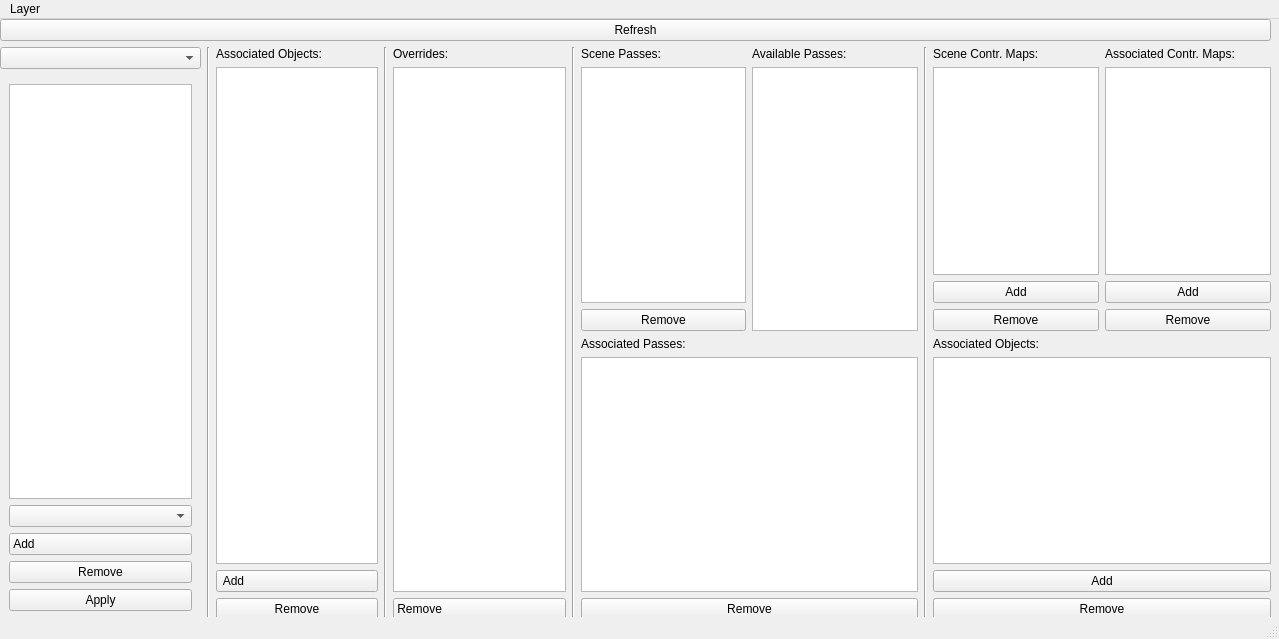
Old version of the form Maya/Python/digital37/maya/lighting/MRRenderLayerPassManager.ui in the repository Meglen56/digital37.
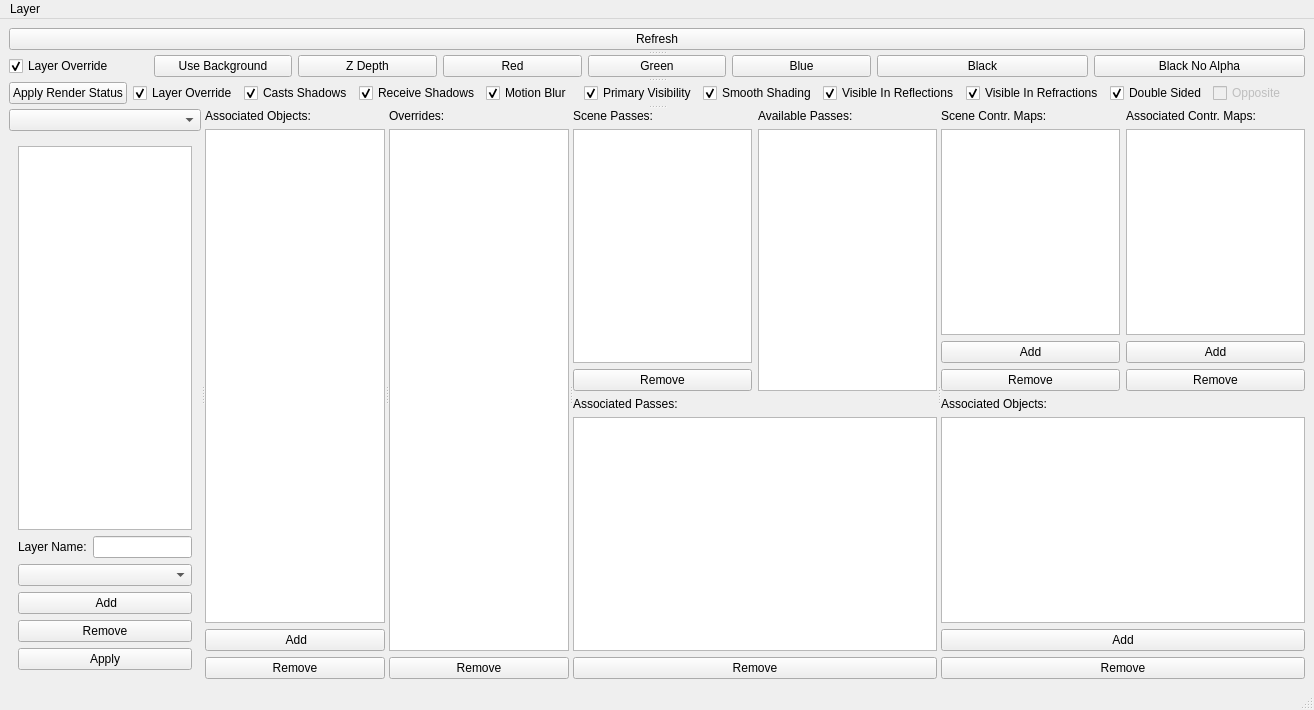
New version of the form.

Diff of the .ui file:
```diff
--- a/Maya/Python/digital37/maya/lighting/MRRenderLayerPassManager.ui
+++ b/Maya/Python/digital37/maya/lighting/MRRenderLayerPassManager.ui
@@ -6,8 +6,8 @@
    <rect>
     <x>0</x>
     <y>0</y>
-    <width>1279</width>
-    <height>639</height>
+    <width>1314</width>
+    <height>710</height>
    </rect>
   </property>
   <property name="font">
@@ -22,30 +22,232 @@
    <locale language="English" country="UnitedStates"/>
   </property>
   <widget class="QWidget" name="centralwidget">
-   <widget class="QWidget" name="">
-    <property name="geometry">
-     <rect>
-      <x>0</x>
-      <y>0</y>
-      <width>1271</width>
-      <height>601</height>
-     </rect>
-    </property>
-    <layout class="QVBoxLayout" name="verticalLayout_5">
-     <item>
-      <layout class="QHBoxLayout" name="horizontalLayout_MenuBar">
-       <item>
-        <widget class="QPushButton" name="pushButton_refresh">
-         <property name="text">
-          <string>Refresh</string>
-         </property>
-        </widget>
-       </item>
-      </layout>
-     </item>
-     <item>
-      <layout class="QHBoxLayout" name="horizontalLayout">
-       <item>
+   <layout class="QVBoxLayout" name="verticalLayout_3">
+    <item>
+     <widget class="QSplitter" name="splitter_2">
+      <property name="orientation">
+       <enum>Qt::Vertical</enum>
+      </property>
+      <widget class="QWidget" name="">
+       <layout class="QHBoxLayout" name="horizontalLayout_MenuBar">
+        <item>
+         <widget class="QPushButton" name="pushButton_refresh">
+          <property name="text">
+           <string>Refresh</string>
+          </property>
+         </widget>
+        </item>
+       </layout>
+      </widget>
+      <widget class="QWidget" name="layoutWidget_3">
+       <layout class="QHBoxLayout" name="horizontalLayout_10">
+        <property name="sizeConstraint">
+         <enum>QLayout::SetDefaultConstraint</enum>
+        </property>
+        <item>
+         <layout class="QHBoxLayout" name="horizontalLayout_createMaterials_04">
+          <item>
+           <widget class="QCheckBox" name="checkBox_layerOverride_materiral">
+            <property name="enabled">
+             <bool>true</bool>
+            </property>
+            <property name="text">
+             <string>Layer Override</string>
+            </property>
+            <property name="checked">
+             <bool>true</bool>
+            </property>
+           </widget>
+          </item>
+          <item>
+           <widget class="QPushButton" name="pushButton_CM_useBackground">
+            <property name="text">
+             <string>Use Background</string>
+            </property>
+           </widget>
+          </item>
+          <item>
+           <widget class="QPushButton" name="pushButton_CM_zDepth">
+            <property name="text">
+             <string>Z Depth</string>
+            </property>
+           </widget>
+          </item>
+         </layout>
+        </item>
+        <item>
+         <layout class="QHBoxLayout" name="horizontalLayout_createMaterials_03">
+          <item>
+           <widget class="QPushButton" name="pushButton_CM_red">
+            <property name="text">
+             <string>Red</string>
+            </property>
+           </widget>
+          </item>
+          <item>
+           <widget class="QPushButton" name="pushButton_CM_green">
+            <property name="text">
+             <string>Green</string>
+            </property>
+           </widget>
+          </item>
+          <item>
+           <widget class="QPushButton" name="pushButton_CM_blue">
+            <property name="text">
+             <string>Blue</string>
+            </property>
+           </widget>
+          </item>
+         </layout>
+        </item>
+        <item>
+         <layout class="QHBoxLayout" name="horizontalLayout_createMaterials_02">
+          <item>
+           <widget class="QPushButton" name="pushButton_CM_black">
+            <property name="text">
+             <string>Black</string>
+            </property>
+           </widget>
+          </item>
+          <item>
+           <widget class="QPushButton" name="pushButton_CM_blackNoAlpha">
+            <property name="text">
+             <string>Black No Alpha</string>
+            </property>
+           </widget>
+          </item>
+         </layout>
+        </item>
+       </layout>
+      </widget>
+      <widget class="QWidget" name="layoutWidget_4">
+       <layout class="QHBoxLayout" name="horizontalLayout_11">
+        <item>
+         <widget class="QPushButton" name="pushButton_RS_apply">
+          <property name="text">
+           <string>Apply Render Status</string>
+          </property>
+         </widget>
+        </item>
+        <item>
+         <widget class="QCheckBox" name="checkBox_layerOverride_status">
+          <property name="enabled">
+           <bool>true</bool>
+          </property>
+          <property name="text">
+           <string>Layer Override</string>
+          </property>
+          <property name="checked">
+           <bool>true</bool>
+          </property>
+         </widget>
+        </item>
+        <item>
+         <widget class="QCheckBox" name="checkBox_castsShadows">
+          <property name="enabled">
+           <bool>true</bool>
+          </property>
+          <property name="text">
+           <string>Casts Shadows</string>
+          </property>
+          <property name="checked">
+           <bool>true</bool>
+          </property>
+         </widget>
+        </item>
+        <item>
+         <widget class="QCheckBox" name="checkBox_receiveShadows">
+          <property name="text">
+           <string>Receive Shadows</string>
+          </property>
+          <property name="checked">
+           <bool>true</bool>
+          </property>
+         </widget>
+        </item>
+        <item>
+         <widget class="QCheckBox" name="checkBox_motionBlur">
+          <property name="text">
+           <string>Motion Blur</string>
+          </property>
+          <property name="checked">
+           <bool>true</bool>
+          </property>
+         </widget>
+        </item>
+        <item>
+         <widget class="QCheckBox" name="checkBox_primaryVisibility">
+          <property name="text">
+           <string>Primary Visibility</string>
+          </property>
+          <property name="checked">
+           <bool>true</bool>
+          </property>
+         </widget>
+        </item>
+        <item>
+         <widget class="QCheckBox" name="checkBox_smoothShading">
+          <property name="text">
+           <string>Smooth Shading</string>
+          </property>
+          <property name="checked">
+           <bool>true</bool>
+          </property>
+         </widget>
+        </item>
+        <item>
+         <widget class="QCheckBox" name="checkBox_visibleInReflections">
+          <property name="text">
+           <string>Visible In Reflections</string>
+          </property>
+          <property name="checked">
+           <bool>true</bool>
+          </property>
+         </widget>
+        </item>
+        <item>
+         <widget class="QCheckBox" name="checkBox_visibleInRefractions">
+          <property name="text">
+           <string>Visible In Refractions</string>
+          </property>
+          <property name="checked">
+           <bool>true</bool>
+          </property>
+         </widget>
+        </item>
+        <item>
+         <widget class="QCheckBox" name="checkBox_doubleSided">
+          <property name="text">
+           <string>Double Sided</string>
+          </property>
+          <property name="checked">
+           <bool>true</bool>
+          </property>
+          <property name="tristate">
+           <bool>false</bool>
+          </property>
+         </widget>
+        </item>
+        <item>
+         <widget class="QCheckBox" name="checkBox_opposite">
+          <property name="enabled">
+           <bool>false</bool>
+          </property>
+          <property name="text">
+           <string>Opposite</string>
+          </property>
+          <property name="checked">
+           <bool>false</bool>
+          </property>
+         </widget>
+        </item>
+       </layout>
+      </widget>
+      <widget class="QSplitter" name="splitter">
+       <property name="orientation">
+        <enum>Qt::Horizontal</enum>
+       </property>
+       <widget class="QWidget" name="">
         <layout class="QVBoxLayout" name="verticalLayout_L">
          <item>
           <layout class="QVBoxLayout" name="verticalLayout_10">
@@ -108,12 +310,26 @@
                   </widget>
                  </item>
                  <item>
-                  <widget class="QComboBox" name="comboBox_O"/>
+                  <layout class="QHBoxLayout" name="horizontalLayout_4">
+                   <item>
+                    <widget class="QLabel" name="label_layerName">
+                     <property name="text">
+                      <string>Layer Name:</string>
+                     </property>
+                    </widget>
+                   </item>
+                   <item>
+                    <widget class="QLineEdit" name="lineEdit_layerName"/>
+                   </item>
+                  </layout>
+                 </item>
+                 <item>
+                  <widget class="QComboBox" name="comboBox_CL"/>
                  </item>
                  <item>
                   <widget class="QPushButton" name="pushButton_CL_add">
                    <property name="text">
-                    <string>Add                                              </string>
+                    <string>                      Add                     </string>
                    </property>
                   </widget>
                  </item>
@@ -140,15 +356,8 @@
           </layout>
          </item>
         </layout>
-       </item>
-       <item>
-        <widget class="Line" name="line_3">
-         <property name="orientation">
-          <enum>Qt::Vertical</enum>
-         </property>
-        </widget>
-       </item>
-       <item>
+       </widget>
+       <widget class="QWidget" name="">
         <layout class="QVBoxLayout" name="verticalLayout_AO">
          <item>
           <widget class="QLabel" name="label_OBJ">
@@ -170,7 +379,7 @@
          <item>
           <widget class="QPushButton" name="pushButton_AO_add">
            <property name="text">
-            <string> Add                                       </string>
+            <string>                      Add                     </string>
            </property>
           </widget>
          </item>
@@ -182,15 +391,8 @@
           </widget>
          </item>
         </layout>
-       </item>
-       <item>
-        <widget class="Line" name="line_2">
-         <property name="orientation">
-          <enum>Qt::Vertical</enum>
-         </property>
-        </widget>
-       </item>
-       <item>
+       </widget>
+       <widget class="QWidget" name="">
         <layout class="QVBoxLayout" name="verticalLayout_O">
          <item>
           <widget class="QLabel" name="label_Outline">
@@ -212,20 +414,13 @@
          <item>
           <widget class="QPushButton" name="pushButton_O_remove">
            <property name="text">
-            <string>Remove                                    </string>
+            <string>                Remove                </string>
            </property>
           </widget>
          </item>
         </layout>
-       </item>
-       <item>
-        <widget class="Line" name="line_4">
-         <property name="orientation">
-          <enum>Qt::Vertical</enum>
-         </property>
-        </widget>
-       </item>
-       <item>
+       </widget>
+       <widget class="QWidget" name="">
         <layout class="QVBoxLayout" name="verticalLayout_P">
          <item>
           <layout class="QHBoxLayout" name="horizontalLayout_2">
@@ -339,15 +534,8 @@
           </layout>
          </item>
         </layout>
-       </item>
-       <item>
-        <widget class="Line" name="line">
-         <property name="orientation">
-          <enum>Qt::Vertical</enum>
-         </property>
-        </widget>
-       </item>
-       <item>
+       </widget>
+       <widget class="QWidget" name="">
         <layout class="QVBoxLayout" name="verticalLayout_M">
          <item>
           <layout class="QHBoxLayout" name="horizontalLayout_5">
@@ -486,11 +674,11 @@
           </layout>
          </item>
         </layout>
-       </item>
-      </layout>
-     </item>
-    </layout>
-   </widget>
+       </widget>
+      </widget>
+     </widget>
+    </item>
+   </layout>
   </widget>
   <widget class="QStatusBar" name="statusbar"/>
   <widget class="QMenuBar" name="menuBar">
@@ -498,7 +686,7 @@
     <rect>
      <x>0</x>
      <y>0</y>
-     <width>1279</width>
+     <width>1314</width>
      <height>18</height>
     </rect>
    </property>
```
Left out of the diff: 16 changed lines with no effect on the pictures.
